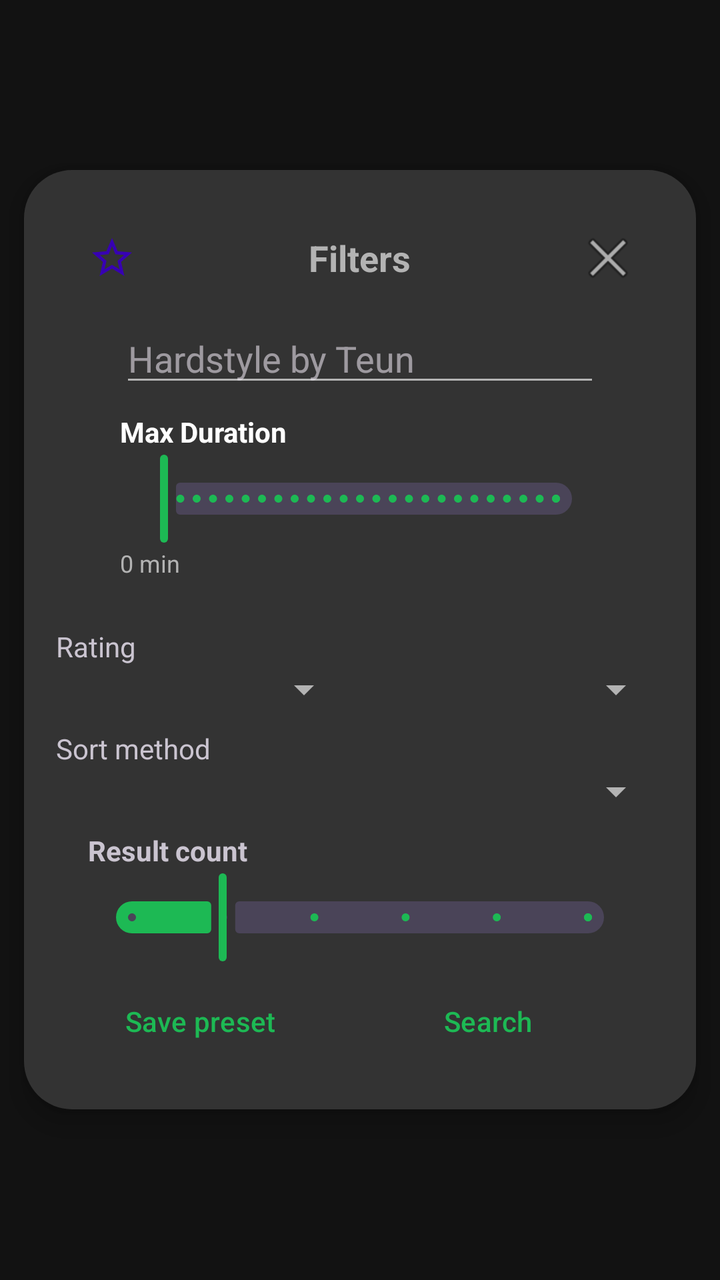
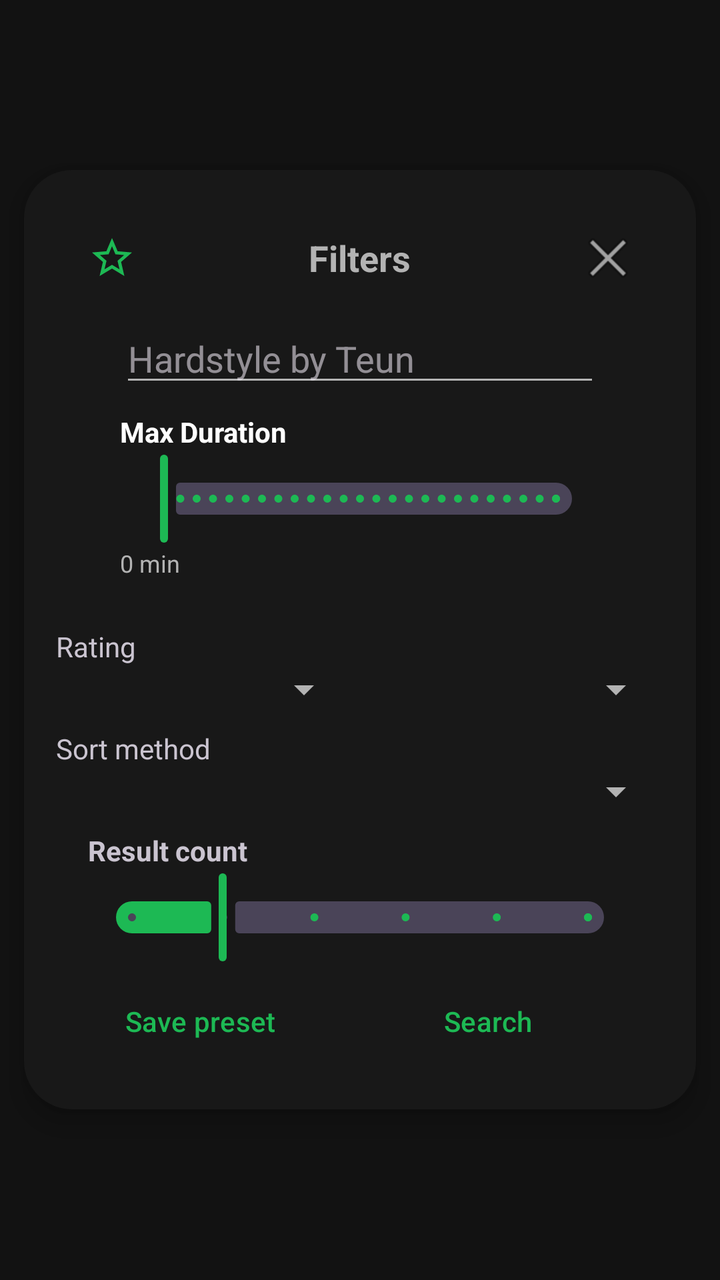

Screens rendered from an Android XML layout before and after an edit, with the pre-edit source and the edit as a unified diff.
<!-- AndroidManifest.xml: application theme UltrasonicTheme.Dark -->
<!-- res/layout/muma_filters.xml -->
<FrameLayout xmlns:android="http://schemas.android.com/apk/res/android"
    xmlns:app="http://schemas.android.com/apk/res-auto"
    xmlns:tools="http://schemas.android.com/tools"
    android:id="@+id/filter_overlay_container"
    android:layout_width="match_parent"
    android:layout_height="match_parent"
    android:background="@android:color/transparent"
    android:padding="0dp">

    <LinearLayout
        android:id="@+id/filter_container"
        android:layout_width="wrap_content"
        android:layout_height="wrap_content"
        android:layout_gravity="center"
        android:layout_margin="12dp"
        android:background="@drawable/rounded_background_popup"
        android:elevation="8dp"
        android:orientation="vertical"
        android:padding="16dp"
        tools:ignore="UselessParent">

        
        <RelativeLayout
            android:layout_width="match_parent"
            android:layout_height="wrap_content"
            android:padding="12dp">

            
            <ImageButton
                android:id="@+id/favorite_button"
                android:layout_width="32dp"
                android:layout_height="32dp"
                android:layout_alignParentStart="true"
                android:background="?attr/selectableItemBackgroundBorderless"
                android:contentDescription="@string/favorite"
                android:src="@drawable/ic_star_hollow"
                app:tint="@color/design_default_color_primary_dark" />

            
            <TextView
                android:id="@+id/filter_title"
                android:layout_width="wrap_content"
                android:layout_height="wrap_content"
                android:layout_centerInParent="true"
                android:text="@string/filters_title"
                android:textAppearance="?android:attr/textAppearanceMedium"
                android:textStyle="bold"
                tools:ignore="RelativeOverlap" />

            
            <ImageButton
                android:id="@+id/close_button"
                android:layout_width="32dp"
                android:layout_height="32dp"
                android:layout_alignParentEnd="true"
                android:background="?attr/selectableItemBackgroundBorderless"
                android:contentDescription="@string/close"
                android:src="@android:drawable/ic_menu_close_clear_cancel" />
        </RelativeLayout>


        
        <ScrollView
            android:layout_width="match_parent"
            android:layout_height="0dp"
            android:layout_weight="1"
            android:fillViewport="true"
            android:overScrollMode="never">

            <LinearLayout
                android:layout_width="match_parent"
                android:layout_height="wrap_content"
                android:orientation="vertical"
                android:paddingHorizontal="16dp">

                
                <LinearLayout
                    android:layout_width="match_parent"
                    android:layout_height="wrap_content"
                    android:layout_marginBottom="8dp"
                    android:orientation="vertical"
                    android:paddingHorizontal="16dp">

                    <EditText
                        android:id="@+id/select_title"
                        android:layout_width="match_parent"
                        android:layout_height="wrap_content"
                        android:hint="@string/tile_title_hint"
                        android:inputType="textCapSentences" />
                </LinearLayout>


                
                <LinearLayout
                    android:id="@+id/duration_container"
                    android:layout_width="match_parent"
                    android:layout_height="wrap_content"
                    android:layout_marginBottom="16dp"
                    android:orientation="vertical"
                    android:paddingHorizontal="16dp">

                    <TextView
                        android:id="@+id/duration_label"
                        android:layout_width="wrap_content"
                        android:layout_height="wrap_content"
                        android:text="Max Duration"
                        android:textStyle="bold"
                        android:textColor="@android:color/white" />

                    <com.google.android.material.slider.Slider
                        android:id="@+id/duration_slider"
                        android:layout_width="match_parent"
                        android:layout_height="wrap_content"
                        android:valueFrom="0"
                        android:valueTo="7200"
                        android:stepSize="60"
                        app:thumbColor="@color/spotify_green"
                        app:trackColorActive="@color/spotify_green" />

                    <TextView
                        android:id="@+id/duration_value_text"
                        android:layout_width="wrap_content"
                        android:layout_height="wrap_content"
                        android:text="0 min"
                        android:textColor="@color/spotify_text_secondary"
                        android:textSize="12sp" />
                </LinearLayout>

                
                <com.google.android.material.chip.ChipGroup
                    android:id="@+id/add_chip_group"
                    android:layout_width="match_parent"
                    android:layout_height="wrap_content"
                    android:paddingBottom="8dp"
                    app:singleLine="false" />

            </LinearLayout>
        </ScrollView>
        
        <LinearLayout
            android:layout_width="match_parent"
            android:layout_height="wrap_content"
            android:layout_marginBottom="8dp"
            android:orientation="vertical">

            <TextView
                android:layout_width="wrap_content"
                android:layout_height="wrap_content"
                android:text="@string/rating" />

            <LinearLayout
                android:layout_width="match_parent"
                android:layout_height="wrap_content"
                android:orientation="horizontal">

                <Spinner
                    android:id="@+id/select_rating_min"
                    android:layout_width="0dp"
                    android:layout_height="wrap_content"
                    android:layout_weight="1" />

                <View
                    android:layout_width="8dp"
                    android:layout_height="match_parent" />

                <Spinner
                    android:id="@+id/select_rating_max"
                    android:layout_width="0dp"
                    android:layout_height="wrap_content"
                    android:layout_weight="1" />
            </LinearLayout>
        </LinearLayout>

        
        <LinearLayout
            android:layout_width="match_parent"
            android:layout_height="wrap_content"
            android:layout_marginBottom="8dp"
            android:orientation="vertical">

            <TextView
                android:layout_width="wrap_content"
                android:layout_height="wrap_content"
                android:text="@string/sort_method" />

            <Spinner
                android:id="@+id/select_sort_method"
                android:layout_width="match_parent"
                android:layout_height="wrap_content" />
        </LinearLayout>

        
        <LinearLayout
            android:id="@+id/select_result_count_container"
            android:layout_width="match_parent"
            android:layout_height="wrap_content"
            android:orientation="vertical"
            android:paddingHorizontal="16dp">

            <TextView
                android:id="@+id/select_result_count_label"
                android:layout_width="wrap_content"
                android:layout_height="wrap_content"
                android:text="@string/result_count"
                android:textStyle="bold" />

            <com.google.android.material.slider.Slider
                android:id="@+id/select_result_count_slider"
                android:layout_width="match_parent"
                android:layout_height="wrap_content"
                android:stepSize="1"
                android:value="1"
                android:valueFrom="0"
                android:valueTo="5"
                app:tickVisible="true" />
        </LinearLayout>


        
        <LinearLayout
            android:id="@+id/button_row"
            style="?android:attr/buttonBarStyle"
            android:layout_width="match_parent"
            android:layout_height="wrap_content"
            android:gravity="center"
            android:orientation="horizontal"
            android:weightSum="2">

            <Button
                android:id="@+id/save"
                style="?android:attr/buttonBarButtonStyle"
                android:layout_width="0dp"
                android:layout_height="wrap_content"
                android:layout_weight="1"
                android:layout_margin="4dp"
                android:background="@drawable/rounded_button"
                android:backgroundTint="@color/design_default_color_primary_dark"
                android:text="@string/save_preset" />

            <Button
                android:id="@+id/search"
                style="?android:attr/buttonBarButtonStyle"
                android:layout_width="0dp"
                android:layout_height="wrap_content"
                android:layout_weight="1"
                android:layout_margin="4dp"
                android:background="@drawable/rounded_button"
                android:backgroundTint="@color/design_default_color_primary_dark"
                android:text="@string/search" />

            <Button
                android:id="@+id/update"
                style="?android:attr/buttonBarButtonStyle"
                android:layout_width="0dp"
                android:layout_height="wrap_content"
                android:layout_weight="1"
                android:layout_margin="4dp"
                android:background="@drawable/rounded_button"
                android:backgroundTint="@color/design_default_color_primary_dark"
                android:text="@string/update" />


            <Button
                android:id="@+id/delete"
                style="?android:attr/buttonBarButtonStyle"
                android:layout_width="0dp"
                android:layout_height="wrap_content"
                android:layout_weight="1"
                android:layout_margin="4dp"
                android:background="@drawable/rounded_button"
                android:backgroundTint="@color/design_default_color_primary_dark"
                android:text="@string/delete" />
        </LinearLayout>
    </LinearLayout>
</FrameLayout>
<!-- resources referenced by this layout -->
<resources>
  <color name="spotify_green">#1db954</color>
  <color name="spotify_text_secondary">#b3b3b3</color>
  <!-- drawable ic_star_hollow (drawable) -->
  <vector xmlns:android="http://schemas.android.com/apk/res/android"
      android:width="24dp"
      android:height="24dp"
      android:viewportWidth="24"
      android:viewportHeight="24"
      android:tint="?attr/colorControlNormal">
    <path
        android:fillColor="#FFF"
        android:pathData="M22,9.24l-7.19,-0.62L12,2 9.19,8.63 2,9.24l5.46,4.73L5.82,21 12,17.27 18.18,21l-1.63,-7.03L22,9.24zM12,15.4l-3.76,2.27 1,-4.28 -3.32,-2.88 4.38,-0.38L12,6.1l1.71,4.04 4.38,0.38 -3.32,2.88 1,4.28L12,15.4z"/>
  </vector>
  <!-- drawable rounded_background_popup (drawable) -->
  <shape xmlns:android="http://schemas.android.com/apk/res/android"
      android:shape="rectangle">
      <solid android:color="#333333" />
      <corners android:radius="24dp" />
      <padding
          android:left="12dp"
          android:top="12dp"
          android:right="12dp"
          android:bottom="12dp" />
  </shape>
  <!-- drawable rounded_button (drawable) -->
  <shape xmlns:android="http://schemas.android.com/apk/res/android"
      android:shape="rectangle">
      <solid android:color="@color/design_default_color_primary_dark" />
      <corners android:radius="24dp" />
  </shape>
  <string name="close">close</string>
  <string name="delete">Delete</string>
  <string name="favorite">Favorite</string>
  <string name="filters_title">Filters</string>
  <string name="rating">Rating</string>
  <string name="result_count">Result count</string>
  <string name="save_preset">Save preset</string>
  <string name="search">Search</string>
  <string name="sort_method">Sort method</string>
  <string name="tile_title_hint">Hardstyle by Teun</string>
  <string name="update">Update</string>
  <style name="UltrasonicTheme.Dark" parent="UltrasonicTheme.Black">
      </style>
  <style name="UltrasonicTheme.Black" parent="Theme.Material3.Dark">
          <item name="colorPrimary">@color/spotify_green</item>
          <item name="colorPrimaryDark">@color/spotify_black</item>
          <item name="colorAccent">@color/spotify_green</item>
          <item name="android:colorBackground">@color/spotify_black</item>
          <item name="colorSurface">@color/spotify_black</item>
          <item name="colorSurfaceVariant">@color/spotify_card</item>
          <item name="colorControlNormal">@color/spotify_text_secondary</item>
          <item name="android:textColorPrimary">@color/spotify_text_primary</item>
          <item name="android:textColorSecondary">@color/spotify_text_secondary</item>
      </style>
  <color name="spotify_black">#121212</color>
  <color name="spotify_card">#282828</color>
  <color name="spotify_text_primary">#ffffff</color>
</resources>

<!-- the commit's change to res/layout/muma_filters.xml (unified diff, before → after) -->
@@ -34,7 +34,7 @@
                 android:background="?attr/selectableItemBackgroundBorderless"
                 android:contentDescription="@string/favorite"
                 android:src="@drawable/ic_star_hollow"
-                app:tint="@color/design_default_color_primary_dark" />
+                app:tint="@color/spotify_green" />
 
             
             <TextView
@@ -234,7 +234,7 @@
                 android:layout_weight="1"
                 android:layout_margin="4dp"
                 android:background="@drawable/rounded_button"
-                android:backgroundTint="@color/design_default_color_primary_dark"
+                android:backgroundTint="@color/spotify_green"
                 android:text="@string/save_preset" />
 
             <Button
@@ -245,7 +245,7 @@
                 android:layout_weight="1"
                 android:layout_margin="4dp"
                 android:background="@drawable/rounded_button"
-                android:backgroundTint="@color/design_default_color_primary_dark"
+                android:backgroundTint="@color/spotify_green"
                 android:text="@string/search" />
 
             <Button
@@ -256,7 +256,7 @@
                 android:layout_weight="1"
                 android:layout_margin="4dp"
                 android:background="@drawable/rounded_button"
-                android:backgroundTint="@color/design_default_color_primary_dark"
+                android:backgroundTint="@color/spotify_green"
                 android:text="@string/update" />
 
 
@@ -268,7 +268,7 @@
                 android:layout_weight="1"
                 android:layout_margin="4dp"
                 android:background="@drawable/rounded_button"
-                android:backgroundTint="@color/design_default_color_primary_dark"
+                android:backgroundTint="@color/spotify_green"
                 android:text="@string/delete" />
         </LinearLayout>
     </LinearLayout>
<!-- resource entries referenced after the edit -->
@@ -16,7 +16,7 @@
   <!-- drawable rounded_background_popup (drawable) -->
   <shape xmlns:android="http://schemas.android.com/apk/res/android"
       android:shape="rectangle">
-      <solid android:color="#333333" />
+      <solid android:color="@color/spotify_light" />
       <corners android:radius="24dp" />
       <padding
           android:left="12dp"
@@ -27,7 +27,7 @@
   <!-- drawable rounded_button (drawable) -->
   <shape xmlns:android="http://schemas.android.com/apk/res/android"
       android:shape="rectangle">
-      <solid android:color="@color/design_default_color_primary_dark" />
+      <solid android:color="@color/spotify_green" />
       <corners android:radius="24dp" />
   </shape>
   <string name="close">close</string>
@@ -43,6 +43,7 @@
   <string name="update">Update</string>
   <style name="UltrasonicTheme.Dark" parent="UltrasonicTheme.Black">
       </style>
+  <color name="spotify_light">#181818</color>
   <style name="UltrasonicTheme.Black" parent="Theme.Material3.Dark">
           <item name="colorPrimary">@color/spotify_green</item>
           <item name="colorPrimaryDark">@color/spotify_black</item>
